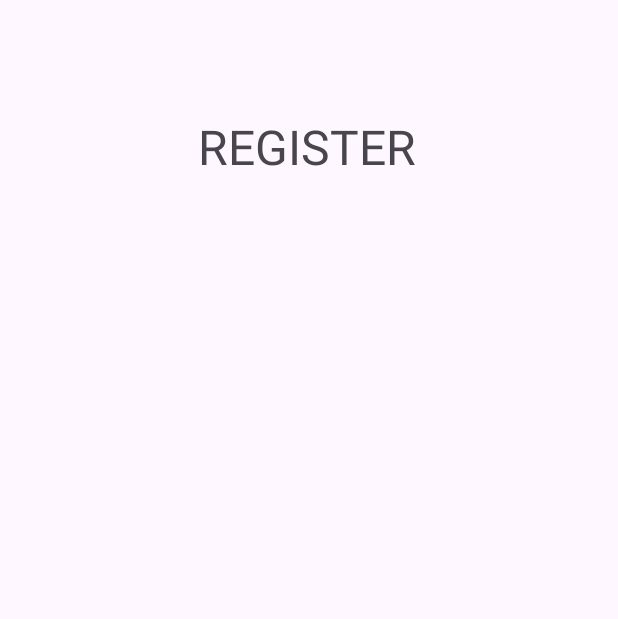
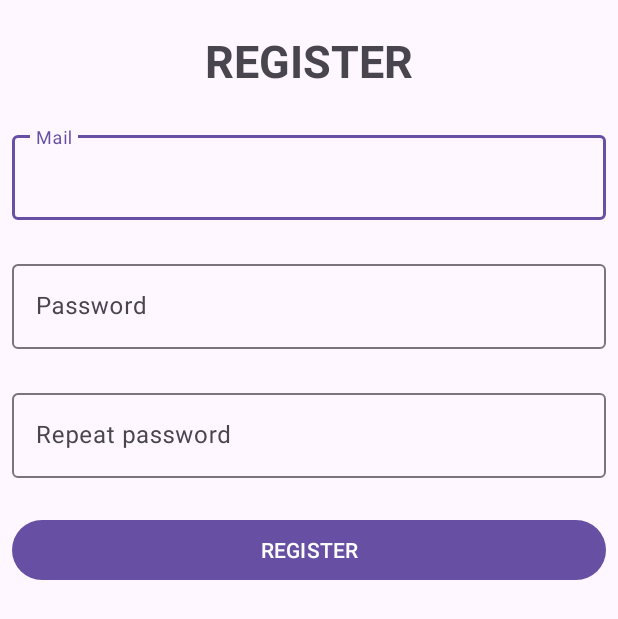
Before and after one commit to Adriaanbl/Project, an Android app: the layout register_fragment.xml on its own in the app's theme, with its tools: preview values and no code run, on a phone screen of 412 x 824 dp. Shown: the top 619 px of the screen. Run offline under Robolectric (Android 15) with nearby library versions, the phone set to English and light mode, and no system bars.

Commit message:
Register

```diff
--- a/app/src/main/java/es/abd/project/Activities/LoginActivity.kt
+++ b/app/src/main/java/es/abd/project/Activities/LoginActivity.kt
@@ -1,8 +1,10 @@
 package es.abd.project.Activities
 
+import android.content.Context
 import android.content.Intent
 import androidx.appcompat.app.AppCompatActivity
 import android.os.Bundle
+import android.widget.Toast
 import androidx.fragment.app.Fragment
 import androidx.fragment.app.commit
 import es.abd.project.Fragments.LoginFragment
@@ -10,7 +12,7 @@ import es.abd.project.Fragments.RegisterFragment
 import es.abd.project.R
 import es.abd.project.databinding.LoginActivityBinding
 
-class LoginActivity : AppCompatActivity(), LoginFragment.LoginFragmentListener {
+class LoginActivity : AppCompatActivity(), LoginFragment.LoginFragmentListener, RegisterFragment.RegisterFragmentListener {
 
     private lateinit var binding: LoginActivityBinding
 
@@ -31,6 +33,10 @@ class LoginActivity : AppCompatActivity(), LoginFragment.LoginFragmentListener {
         replaceFragment(RegisterFragment())
     }
 
+    override fun onRegistered() {
+        onLogged()
+    }
+
     private fun replaceFragment(fragment: Fragment){
         supportFragmentManager.commit {
             replace(R.id.fragmentContainer, fragment)
@@ -40,4 +46,6 @@ class LoginActivity : AppCompatActivity(), LoginFragment.LoginFragmentListener {
     }
 
 
+
+
 }
--- a/app/src/main/java/es/abd/project/Fragments/LoginFragment.kt
+++ b/app/src/main/java/es/abd/project/Fragments/LoginFragment.kt
@@ -38,13 +38,13 @@ class LoginFragment : Fragment(), View.OnClickListener {
         binding = LoginFragmentBinding.inflate(inflater, container, false)
 
         binding.logBtnLogFragment.setOnClickListener(this)
+        binding.RegBtnLogFragment.setOnClickListener(this)
 
         return binding.root
 
     }
 
     override fun onClick(v: View) {
-
         when(v.id){
             R.id.logBtnLogFragment -> {
 
--- a/app/src/main/java/es/abd/project/Fragments/RegisterFragment.kt
+++ b/app/src/main/java/es/abd/project/Fragments/RegisterFragment.kt
@@ -6,8 +6,14 @@ import androidx.fragment.app.Fragment
 import android.view.LayoutInflater
 import android.view.View
 import android.view.ViewGroup
+import android.widget.Toast
+import androidx.lifecycle.lifecycleScope
+import es.abd.project.R
 import es.abd.project.Resources.AuthManager
 import es.abd.project.databinding.RegisterFragmentBinding
+import kotlinx.coroutines.Dispatchers
+import kotlinx.coroutines.launch
+import kotlinx.coroutines.withContext
 
 class RegisterFragment : Fragment(), View.OnClickListener {
 
@@ -31,20 +37,42 @@ class RegisterFragment : Fragment(), View.OnClickListener {
     ): View? {
         binding = RegisterFragmentBinding.inflate(inflater, container, false)
 
-
+        binding.RegBtnRegFragment.setOnClickListener(this)
 
         return binding.root
     }
 
     override fun onClick(v: View) {
         when(v.id){
+            R.id.RegBtnRegFragment ->{
+                val email = binding.etUsername.text.toString()
+                val pass = binding.etPassword.text.toString()
+                val pass2 = binding.etPassword2.text.toString()
 
+            if(pass != pass2){
+                Toast.makeText(requireContext(), "No name or pass", Toast.LENGTH_SHORT).show()
+            }else {
+                if (!email.isNullOrBlank() && !pass.isNullOrBlank()) {
+                    lifecycleScope.launch(Dispatchers.IO) {
+                        val userRegistered = authManager.createUser(email, pass)
+                        withContext(Dispatchers.Main) {
+                            if (userRegistered != null) {
+                                mListener.onRegistered()
+                            } else {//ERROR
+                                Toast.makeText(requireContext(), "bad credentials", Toast.LENGTH_SHORT).show()
+                            }
+                        }
+                    }
+                } else { Toast.makeText(requireContext(), "No user or pass", Toast.LENGTH_SHORT).show()
+                }
+            }
+        }
         }
     }
 
 
     interface RegisterFragmentListener{
-
+        fun onRegistered()
     }
 
 }
--- a/app/src/main/res/layout/register_fragment.xml
+++ b/app/src/main/res/layout/register_fragment.xml
@@ -7,14 +7,99 @@
     tools:context=".Fragments.RegisterFragment">
 
 
+
     <TextView
-        android:id="@+id/RegisterTxtView"
+        android:id="@+id/tvTitle"
         android:layout_width="wrap_content"
         android:layout_height="wrap_content"
-        android:layout_marginStart="132dp"
-        android:layout_marginTop="76dp"
-        android:text="@string/registerView"
-        android:textSize="32sp"
+        android:layout_gravity="center_horizontal"
+        android:layout_marginStart="8dp"
+        android:layout_marginTop="20dp"
+        android:layout_marginEnd="8dp"
+        android:text="@string/registertxt"
+        android:textSize="30sp"
+        android:textStyle="bold"
+        app:layout_constraintEnd_toEndOf="parent"
         app:layout_constraintStart_toStartOf="parent"
-        app:layout_constraintTop_toTopOf="parent" />
+        app:layout_constraintTop_toTopOf="parent"/>
+
+    <com.google.android.material.textfield.TextInputLayout
+        android:id="@+id/tilUsername"
+        android:layout_width="match_parent"
+        android:layout_height="wrap_content"
+        android:layout_marginStart="8dp"
+        android:layout_marginTop="24dp"
+        android:layout_marginEnd="8dp"
+        android:hint="@string/mail"
+        app:layout_constraintEnd_toEndOf="parent"
+        app:layout_constraintStart_toStartOf="parent"
+        app:layout_constraintTop_toBottomOf="@id/tvTitle">
+
+        <com.google.android.material.textfield.TextInputEditText
+            android:id="@+id/etUsername"
+            android:layout_width="match_parent"
+            android:layout_height="wrap_content"
+            android:inputType="textUri"
+            android:minHeight="48dp" />
+
+    </com.google.android.material.textfield.TextInputLayout>
+
+
+    <com.google.android.material.textfield.TextInputLayout
+        android:id="@+id/tilPassword"
+        android:layout_width="match_parent"
+        android:layout_height="wrap_content"
+        android:layout_marginStart="8dp"
+        android:layout_marginTop="24dp"
+        android:layout_marginEnd="8dp"
+        android:hint="@string/password"
+        app:layout_constraintEnd_toEndOf="parent"
+        app:layout_constraintStart_toStartOf="parent"
+        app:layout_constraintTop_toBottomOf="@id/tilUsername">
+
+        <com.google.android.material.textfield.TextInputEditText
+            android:id="@+id/etPassword"
+            android:layout_width="match_parent"
+            android:layout_height="wrap_content"
+            android:inputType="textPassword">
+
+        </com.google.android.material.textfield.TextInputEditText>
+
+    </com.google.android.material.textfield.TextInputLayout>
+
+    <com.google.android.material.textfield.TextInputLayout
+        android:id="@+id/tilPassword2"
+        android:layout_width="match_parent"
+        android:layout_height="wrap_content"
+        android:layout_marginStart="8dp"
+        android:layout_marginTop="24dp"
+        android:layout_marginEnd="8dp"
+        android:hint="@string/repeat_password"
+        app:layout_constraintEnd_toEndOf="parent"
+        app:layout_constraintStart_toStartOf="parent"
+        app:layout_constraintTop_toBottomOf="@id/tilPassword">
+
+        <com.google.android.material.textfield.TextInputEditText
+            android:id="@+id/etPassword2"
+            android:layout_width="match_parent"
+            android:layout_height="wrap_content"
+            android:inputType="textPassword">
+
+        </com.google.android.material.textfield.TextInputEditText>
+
+    </com.google.android.material.textfield.TextInputLayout>
+
+    <Button
+        android:id="@+id/RegBtnRegFragment"
+        android:layout_width="match_parent"
+        android:layout_height="wrap_content"
+        android:layout_marginStart="8dp"
+        android:layout_marginTop="24dp"
+        android:layout_marginEnd="8dp"
+        app:layout_constraintEnd_toEndOf="parent"
+        app:layout_constraintStart_toStartOf="parent"
+        app:layout_constraintTop_toBottomOf="@id/tilPassword2"
+        android:text="@string/register"></Button>
+
+
 </androidx.constraintlayout.widget.ConstraintLayout>
--- a/app/src/main/res/values/strings.xml
+++ b/app/src/main/res/values/strings.xml
@@ -8,4 +8,6 @@
     <string name="password">Password</string>
     <string name="register">REGISTER</string>
     <string name="registerView">REGISTER</string>
+    <string name="registertxt">REGISTER</string>
+    <string name="repeat_password">Repeat password</string>
 </resources>
```
